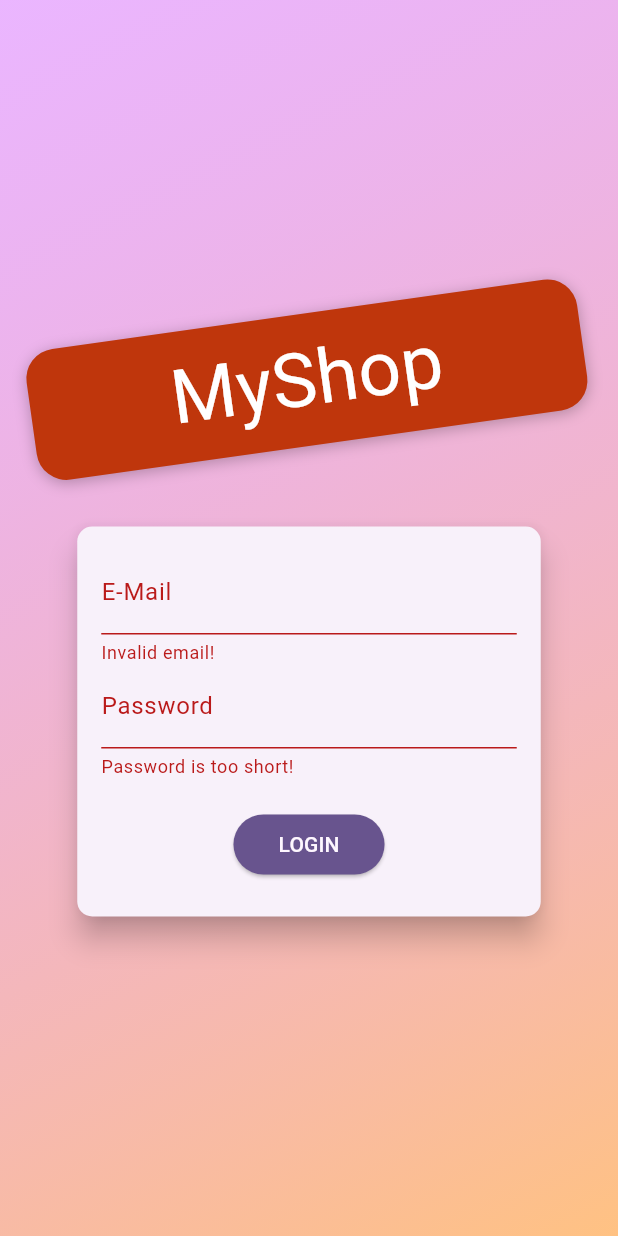
After one commit to Machinfy/Shop-App---Flutter-Course, a Flutter app: the screen it shows after launch, after a tap on "LOGIN", on a phone screen of 412 x 824 dp. The commit adds this screen. Run offline on Flutter 3.47's test engine with Material 2 defaults, Android fonts, the phone set to English and light mode, and no system bars; our stand-ins replace bloc, dio, flutter_bloc, shared_preferences; network calls fail.

Commit message:
Handle User Auth

```diff
--- /dev/null
+++ b/lib/features/authentication/data/data_source/auth_local_data_source.dart
@@ -0,0 +1,22 @@
+import 'dart:convert';
+
+import 'package:shop_app/core/network/local/cache_service.dart';
+
+class AuthLocalDataSource {
+  Future<void> saveAuthRawData({required Map<String, dynamic> data}) async {
+    final encodedData = jsonEncode(data);
+    await CacheService.setData(key: 'userData', value: encodedData);
+  }
+
+  Map<String, dynamic>? get authRawData {
+    if (!CacheService.contains(key: 'userData')) return null;
+    final encodeData = CacheService.getData(key: 'userData');
+    final decodedData = jsonDecode(encodeData);
+    return decodedData;
+  }
+
+  void removeAuthDataFromCache() {
+    if (!CacheService.contains(key: 'userData')) return;
+    CacheService.removeWith(key: 'userData');
+  }
+}
--- /dev/null
+++ b/lib/features/authentication/data/data_source/auth_remote_data_source.dart
@@ -0,0 +1,36 @@
+import 'package:shop_app/core/network/remote/network_service.dart';
+import 'package:shop_app/core/utils/constants.dart';
+
+class AuthRemoteDataSource {
+  final _networkService = NetworkService();
+
+  Future<Map<String, dynamic>> singUpUserInServer(
+      {required String email, required String password}) async {
+    final responseData = await _networkService.post(
+        path: kSignUpEndpoint,
+        data: {
+          'email': email,
+          'password': password,
+          'returnSecureToken': true,
+        },
+        baseUrl: kAuthBaseUrl,
+        queryParameters: {'key': kWebApiKey});
+
+    return responseData;
+  }
+
+  Future<Map<String, dynamic>> loginUserInServer(
+      {required String email, required String password}) async {
+    final responseData = await _networkService.post(
+        path: kLoginEndpoint,
+        data: {
+          'email': email,
+          'password': password,
+          'returnSecureToken': true,
+        },
+        baseUrl: kAuthBaseUrl,
+        queryParameters: {'key': kWebApiKey});
+
+    return responseData;
+  }
+}
--- /dev/null
+++ b/lib/features/authentication/data/models/auth.dart
@@ -0,0 +1,27 @@
+class Auth {
+  final String usedId;
+  final String token;
+  final DateTime expiryDate;
+  final String tokenRefresher;
+
+  Auth({
+    required this.usedId,
+    required this.token,
+    required this.expiryDate,
+    required this.tokenRefresher,
+  });
+
+  factory Auth.empty() {
+    return Auth(
+        usedId: '', token: '', expiryDate: DateTime.now(), tokenRefresher: '');
+  }
+
+  factory Auth.fromJson(Map<String, dynamic> json) {
+    return Auth(
+        usedId: json['localId'],
+        token: json['idToken'],
+        expiryDate:
+            DateTime.now().add(Duration(seconds: int.parse(json['expiresIn']))),
+        tokenRefresher: json['refreshToken']);
+  }
+}
--- /dev/null
+++ b/lib/features/authentication/data/repo/auth_repo.dart
@@ -0,0 +1,38 @@
+import 'dart:async';
+
+import 'package:shop_app/features/authentication/data/data_source/auth_local_data_source.dart';
+import 'package:shop_app/features/authentication/data/data_source/auth_remote_data_source.dart';
+
+import '../models/auth.dart';
+
+class AuthRepo {
+  final _remoteDataSource = AuthRemoteDataSource();
+  final _cacheLocalDataSource = AuthLocalDataSource();
+
+  Future<Auth> createUser(
+      {required String email, required String password}) async {
+    final responseData = await _remoteDataSource.singUpUserInServer(
+        email: email, password: password);
+    print(responseData['expiresIn']);
+    _cacheLocalDataSource.saveAuthRawData(data: responseData);
+    return Auth.fromJson(responseData);
+  }
+
+  Future<Auth> loginUser(
+      {required String email, required String password}) async {
+    final responseData = await _remoteDataSource.loginUserInServer(
+        email: email, password: password);
+    print(responseData['expiresIn']);
+    _cacheLocalDataSource.saveAuthRawData(data: responseData);
+
+    return Auth.fromJson(responseData);
+  }
+
+  Auth? tryAutoLogin() {
+    final authRawData = _cacheLocalDataSource.authRawData;
+    if (authRawData == null) return null;
+    return Auth.fromJson(authRawData);
+  }
+
+  void removeAuthData() => _cacheLocalDataSource.removeAuthDataFromCache();
+}
--- /dev/null
+++ b/lib/features/authentication/logic/cubits/auth_cubit.dart
@@ -0,0 +1,79 @@
+import 'dart:async';
+
+import 'package:bloc/bloc.dart';
+import 'package:dio/dio.dart';
+import 'package:shop_app/core/utils/constants.dart';
+import 'package:shop_app/features/authentication/data/models/auth.dart';
+import 'package:shop_app/features/authentication/data/repo/auth_repo.dart';
+
+part 'auth_state.dart';
+
+class AuthCubit extends Cubit<AuthState> {
+  AuthCubit() : super(AuthInitial());
+
+  Auth? auth;
+  Timer? timer;
+  final _authRepo = AuthRepo();
+
+  void tryAutoLogin() {
+    final savedAuth = _authRepo.tryAutoLogin();
+    if (savedAuth != null) {
+      if (savedAuth.expiryDate.isBefore(DateTime.now())) return;
+      auth = savedAuth;
+      userToken = auth!.token;
+      emit(AuthUserAuthenticatingChanged(status: AuthStatus.authenticated));
+    }
+  }
+
+  void createUser({required String email, required String password}) async {
+    emit(AuthUserAuthLoading());
+    try {
+      auth = await _authRepo.createUser(email: email, password: password);
+      print(auth);
+      print(auth!.expiryDate);
+      print(auth!.usedId);
+      userToken = auth!.token;
+      autoLogout();
+
+      emit(AuthUserAuthenticatingChanged(status: AuthStatus.authenticated));
+    } on DioException catch (dioError) {
+      emit(AuthUserAuthFailed(dioError.message ?? 'Something Went wrong'));
+    } catch (error) {
+      emit(AuthUserAuthFailed(error.toString()));
+      rethrow;
+    }
+  }
+
+  void login({required String email, required String password}) async {
+    emit(AuthUserAuthLoading());
+    try {
+      auth = await _authRepo.loginUser(email: email, password: password);
+      print(auth);
+      print(auth!.expiryDate);
+      print(auth!.usedId);
+      userToken = auth!.token;
+      autoLogout();
+      emit(AuthUserAuthenticatingChanged(status: AuthStatus.authenticated));
+    } on DioException catch (dioError) {
+      emit(AuthUserAuthFailed(dioError.message ?? 'Something Went wrong'));
+    } catch (error) {
+      emit(AuthUserAuthFailed(error.toString()));
+      rethrow;
+    }
+  }
+
+  void autoLogout() {
+    if (timer != null) {
+      timer!.cancel();
+    }
+    final timeToExpire = auth!.expiryDate.difference(DateTime.now()).inSeconds;
+    timer = Timer(Duration(seconds: timeToExpire), logout);
+  }
+
+  void logout() {
+    auth = null;
+    userToken = '';
+    emit(AuthUserAuthenticatingChanged(status: AuthStatus.unauthenticated));
+    _authRepo.removeAuthData();
+  }
+}
--- /dev/null
+++ b/lib/features/authentication/logic/cubits/auth_state.dart
@@ -0,0 +1,21 @@
+part of 'auth_cubit.dart';
+
+enum AuthStatus { authenticated, unauthenticated }
+
+abstract class AuthState {}
+
+class AuthInitial extends AuthState {}
+
+class AuthUserAuthLoading extends AuthState {}
+
+class AuthUserAuthenticatingChanged extends AuthState {
+  final AuthStatus status;
+
+  AuthUserAuthenticatingChanged({required this.status});
+}
+
+class AuthUserAuthFailed extends AuthState {
+  final String failureMsg;
+
+  AuthUserAuthFailed(this.failureMsg);
+}
--- /dev/null
+++ b/lib/features/authentication/presentation/screens/auth_screen.dart
@@ -0,0 +1,307 @@
+import 'package:flutter/material.dart';
+import 'package:flutter_bloc/flutter_bloc.dart';
+
+import '../../logic/cubits/auth_cubit.dart';
+
+enum AuthMode { signup, login }
+
+class AuthScreen extends StatelessWidget {
+  static const routeName = '/auth';
+
+  const AuthScreen({super.key});
+
+  @override
+  Widget build(BuildContext context) {
+    final deviceSize = MediaQuery.of(context).size;
+    // final transformConfig = Matrix4.rotationZ(-8 * pi / 180);
+    // transformConfig.translate(-10.0);
+    return Scaffold(
+      // resizeToAvoidBottomInset: false,
+      body: Stack(
+        children: <Widget>[
+          Container(
+            decoration: BoxDecoration(
+              gradient: LinearGradient(
+                colors: [
+                  const Color.fromRGBO(215, 117, 255, 1).withOpacity(0.5),
+                  const Color.fromRGBO(255, 188, 117, 1).withOpacity(0.9),
+                ],
+                begin: Alignment.topLeft,
+                end: Alignment.bottomRight,
+                stops: const [0, 1],
+              ),
+            ),
+          ),
+          SingleChildScrollView(
+            child: SizedBox(
+              height: deviceSize.height,
+              width: deviceSize.width,
+              child: Column(
+                mainAxisAlignment: MainAxisAlignment.center,
+                crossAxisAlignment: CrossAxisAlignment.center,
+                children: <Widget>[
+                  Flexible(
+                    child: Transform.rotate(
+                      angle: -0.14,
+                      child: Container(
+                        margin: const EdgeInsets.only(bottom: 20.0),
+                        padding: const EdgeInsets.symmetric(
+                            vertical: 8.0, horizontal: 94.0),
+                        // transform: Matrix4.rotationZ(-8 * pi / 180)
+                        //   ..translate(-10.0), // use this if u want to remove transform widget
+
+                        decoration: BoxDecoration(
+                          borderRadius: BorderRadius.circular(20),
+                          color: Colors.deepOrange.shade900,
+                          boxShadow: const [
+                            BoxShadow(
+                              blurRadius: 8,
+                              color: Colors.black26,
+                              offset: Offset(0, 2),
+                            )
+                          ],
+                        ),
+                        child: Text(
+                          'MyShop',
+                          style: TextStyle(
+                            color: Theme.of(context).colorScheme.onSecondary,
+                            fontSize: 50,
+                          ),
+                        ),
+                      ),
+                    ),
+                  ),
+                  const SizedBox(height: 30),
+                  Flexible(
+                    flex: deviceSize.width > 600 ? 2 : 1,
+                    child: const AuthCard(),
+                  ),
+                ],
+              ),
+            ),
+          ),
+        ],
+      ),
+    );
+  }
+}
+
+class AuthCard extends StatefulWidget {
+  const AuthCard({super.key});
+
+  @override
+  _AuthCardState createState() => _AuthCardState();
+}
+
+class _AuthCardState extends State<AuthCard>
+    with SingleTickerProviderStateMixin {
+  final GlobalKey<FormState> _formKey = GlobalKey();
+
+  AnimationController? _animationController;
+
+  Animation<double>? _opacityAnimation;
+  Animation<Offset>? _slideAnimation;
+  @override
+  void initState() {
+    super.initState();
+    _animationController = AnimationController(
+        vsync: this, duration: const Duration(milliseconds: 300));
+    _opacityAnimation = Tween<double>(begin: 0.0, end: 1.0).animate(
+        CurvedAnimation(
+            parent: _animationController!, curve: Curves.easeInCirc));
+    _slideAnimation =
+        Tween<Offset>(begin: const Offset(0, -1.5), end: const Offset(0, 0))
+            .animate(CurvedAnimation(
+                parent: _animationController!, curve: Curves.bounceIn));
+    // _opacityAnimation =
+    //     Tween<double>(begin: 0.0, end: 1.0).animate(_animationController!);
+  }
+
+  @override
+  void dispose() {
+    super.dispose();
+    _animationController!.dispose();
+  }
+
+  AuthMode _authMode = AuthMode.login;
+  final Map<String, String> _authData = {
+    'email': '',
+    'password': '',
+  };
+
+  final _passwordController = TextEditingController();
+
+  void showErrorSnackBar(String errorMessage) {
+    ScaffoldMessenger.of(context)
+        .showSnackBar(SnackBar(content: Text(errorMessage)));
+  }
+
+  void _submit() async {
+    if (!_formKey.currentState!.validate()) {
+      // Invalid!
+      return;
+    }
+    _formKey.currentState!.save();
+
+    if (_authMode == AuthMode.login) {
+      // Log user in
+      context
+          .read<AuthCubit>()
+          .login(email: _authData['email']!, password: _authData['password']!);
+    } else {
+      context.read<AuthCubit>().createUser(
+          email: _authData['email']!, password: _authData['password']!);
+    }
+  }
+
+  void _switchAuthMode() {
+    if (_authMode == AuthMode.login) {
+      setState(() {
+        _authMode = AuthMode.signup;
+      });
+      _animationController!.forward();
+    } else {
+      setState(() {
+        _authMode = AuthMode.login;
+      });
+      _animationController!.reverse();
+    }
+  }
+
+  @override
+  Widget build(BuildContext context) {
+    final deviceSize = MediaQuery.of(context).size;
+    return Card(
+      shape: RoundedRectangleBorder(
+        borderRadius: BorderRadius.circular(10.0),
+      ),
+      elevation: 8.0,
+      child: AnimatedContainer(
+        duration: const Duration(milliseconds: 300),
+        curve: Curves.easeIn,
+        height: _authMode == AuthMode.signup ? 320 : 260,
+        //height: _heightAnimation!.value.height,
+        constraints: BoxConstraints(
+          minHeight: _authMode == AuthMode.signup ? 320 : 260,
+          //minHeight: _heightAnimation!.value.height
+        ),
+        width: deviceSize.width * 0.75,
+        padding: const EdgeInsets.all(16.0),
+        child: Form(
+          key: _formKey,
+          child: SingleChildScrollView(
+            child: Column(
+              children: <Widget>[
+                TextFormField(
+                  decoration: const InputDecoration(labelText: 'E-Mail'),
+                  keyboardType: TextInputType.emailAddress,
+                  validator: (value) {
+                    if (value!.isEmpty || !value.contains('@')) {
+                      return 'Invalid email!';
+                    }
+                    return null;
+                  },
+                  onSaved: (value) {
+                    _authData['email'] = value!;
+                  },
+                ),
+                TextFormField(
+                  decoration: const InputDecoration(labelText: 'Password'),
+                  obscureText: true,
+                  controller: _passwordController,
+                  validator: (value) {
+                    if (value!.isEmpty || value.length < 5) {
+                      return 'Password is too short!';
+                    }
+                    return null;
+                  },
+                  onSaved: (value) {
+                    _authData['password'] = value!;
+                  },
+                ),
+                //if (_authMode == AuthMode.Signup)
+                AnimatedContainer(
+                  duration: const Duration(milliseconds: 300),
+                  curve: Curves.easeInCirc,
+                  constraints: BoxConstraints(
+                      minHeight: _authMode == AuthMode.signup ? 60 : 0,
+                      maxHeight: _authMode == AuthMode.signup ? 120 : 0),
+                  child: FadeTransition(
+                    opacity: _opacityAnimation!,
+                    child: SlideTransition(
+                      position: _slideAnimation!,
+                      child: TextFormField(
+                        enabled: _authMode == AuthMode.signup,
+                        decoration: const InputDecoration(
+                            labelText: 'Confirm Password'),
+                        obscureText: true,
+                        validator: _authMode == AuthMode.signup
+                            ? (value) {
+                                if (value != _passwordController.text) {
+                                  return 'Passwords do not match!';
+                                }
+                                return null;
+                              }
+                            : null,
+                      ),
+                    ),
+                  ),
+                ),
+                const SizedBox(
+                  height: 20,
+                ),
+
+                BlocBuilder<AuthCubit, AuthState>(
+                  builder: (context, state) {
+                    if (state is AuthUserAuthLoading) {
+                      return const Center(
+                        child: CircularProgressIndicator.adaptive(),
+                      );
+                    }
+                    return ElevatedButton(
+                      onPressed: _submit,
+                      style: ButtonStyle(
+                          shape: MaterialStateProperty.all(
+                            RoundedRectangleBorder(
+                              borderRadius: BorderRadius.circular(30),
+                            ),
+                          ),
+                          padding: MaterialStateProperty.all(
+                            const EdgeInsets.symmetric(
+                                horizontal: 30.0, vertical: 8.0),
+                          ),
+                          backgroundColor: MaterialStateProperty.all(
+                              Theme.of(context).colorScheme.primary),
+                          foregroundColor: MaterialStateProperty.all(
+                            Theme.of(context)
+                                .primaryTextTheme
+                                .labelLarge!
+                                .color,
+                          )),
+                      child: Text(
+                          _authMode == AuthMode.login ? 'LOGIN' : 'SIGN UP'),
+                    );
+                  },
+                ),
+                TextButton(
+                  onPressed: _switchAuthMode,
+                  style: ButtonStyle(
+                      padding: MaterialStateProperty.all(
+                        const EdgeInsets.symmetric(
+                            horizontal: 30.0, vertical: 4),
+                      ),
+                      foregroundColor: MaterialStateProperty.all(
+                        Theme.of(context).colorScheme.primary,
+                      ),
+                      tapTargetSize: MaterialTapTargetSize.shrinkWrap),
+                  child: Text(
+                      '${_authMode == AuthMode.login ? 'SIGNUP' : 'LOGIN'} INSTEAD'),
+                ),
+              ],
+            ),
+          ),
+        ),
+      ),
+    );
+  }
+}
--- a/lib/main.dart
+++ b/lib/main.dart
@@ -1,13 +1,20 @@
 import 'package:flutter/material.dart';
 import 'package:flutter_bloc/flutter_bloc.dart';
-import 'package:shop_app/features/cart/logic/cubits/cart_cubit.dart';
-import 'package:shop_app/features/orders/logic/cubits/orders_cubit.dart';
-import 'package:shop_app/features/products/logic/cubit/products_cubit.dart';
-import 'package:shop_app/features/products/presentation/screens/manage_product_screen.dart';
-import 'package:shop_app/features/products/presentation/screens/user_products_screen.dart';
-import 'package:shop_app/layout/app_layout.dart';
+import 'package:shop_app/core/network/local/cache_service.dart';
+import 'package:shop_app/features/authentication/logic/cubits/auth_cubit.dart';
+import 'package:shop_app/features/authentication/presentation/screens/auth_screen.dart';
 
-void main() {
+import '/features/cart/logic/cubits/cart_cubit.dart';
+import '/features/orders/logic/cubits/orders_cubit.dart';
+import '/features/products/logic/cubit/products_cubit.dart';
+import '/features/products/presentation/screens/manage_product_screen.dart';
+import '/features/products/presentation/screens/user_products_screen.dart';
+import '/layout/app_layout.dart';
+
+void main() async {
+  WidgetsFlutterBinding.ensureInitialized();
+
+  await CacheService.init();
   runApp(const MyApp());
 }
 
@@ -19,6 +26,14 @@ class MyApp extends StatelessWidget {
   Widget build(BuildContext context) {
     return MultiBlocProvider(
       providers: [
+        // BlocProvider<AuthCubit>(create: (context) {
+        //   final authCubit = AuthCubit();
+        //   authCubit.tryAutoLogin();
+        //   return authCubit;
+        // }),
+        BlocProvider<AuthCubit>(
+            create: (context) => AuthCubit()..tryAutoLogin()),
+
         BlocProvider<ProductsCubit>(create: (context) => ProductsCubit()),
         BlocProvider<CartCubit>(create: (context) => CartCubit()),
         BlocProvider<OrdersCubit>(create: (context) => OrdersCubit()),
@@ -29,7 +44,16 @@ class MyApp extends StatelessWidget {
           colorScheme: ColorScheme.fromSeed(seedColor: Colors.deepPurple),
           useMaterial3: true,
         ),
-        home: const AppLayout(),
+        home: BlocConsumer<AuthCubit, AuthState>(
+          listener: (context, state) {
+            // TODO: implement listener
+          },
+          builder: (context, state) {
+            final auth = context.read<AuthCubit>().auth;
+            print(state);
+            return auth == null ? const AuthScreen() : const AppLayout();
+          },
+        ),
         routes: {
           UserProductsScreen.routeName: (context) => const UserProductsScreen(),
           ManageProductScreen.routeName: (context) =>
--- a/pubspec.yaml
+++ b/pubspec.yaml
@@ -38,6 +38,7 @@ dependencies:
   dio: ^5.3.2
   flutter_bloc: ^8.1.3
   bloc: ^8.1.2
+  shared_preferences: ^2.2.0
 
 dev_dependencies:
   flutter_test:
```
Also changed, not shown: lib/core/network/local/cache_service.dart (added, +37 -0 lines), lib/core/network/remote/network_service.dart (renamed from lib/core/remote/network.dart, +21 -8 lines), lib/core/utils/constants.dart (added, +8 -0 lines), lib/features/orders/data/data_source/orders_remote_data_source.dart (+6 -3 lines), lib/features/products/data/data_source/products_data_source.dart (+16 -7 lines), lib/features/profile/presentation/screens/profile_tab.dart (+6 -1 lines), pubspec.lock, 4 other files.
